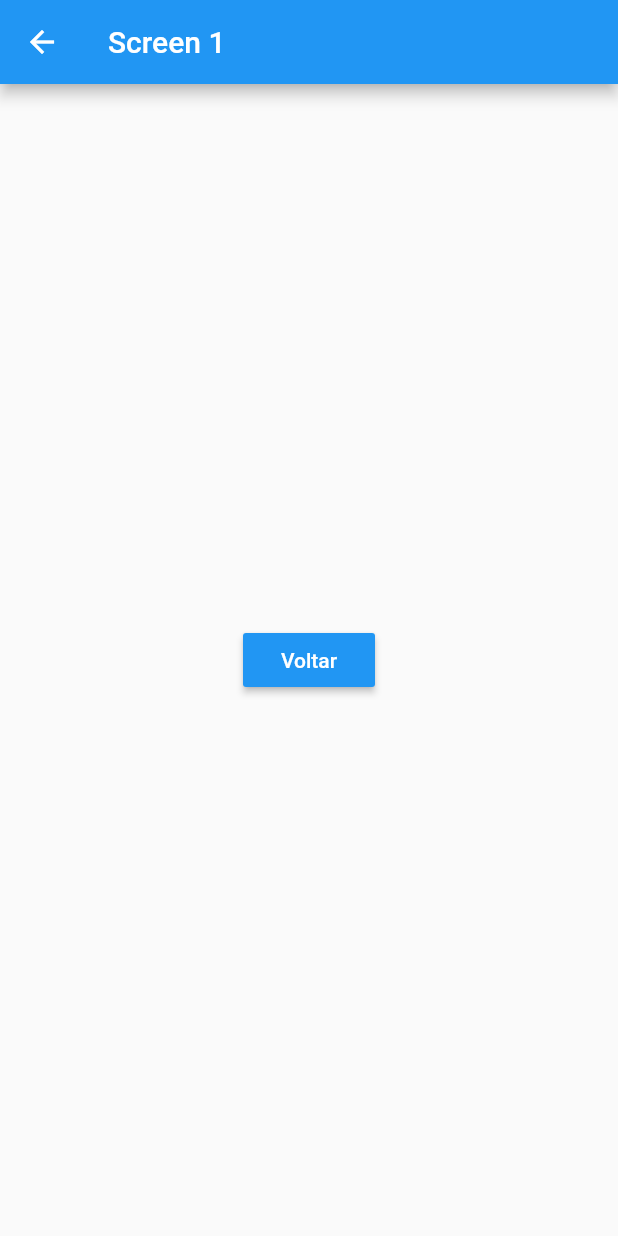
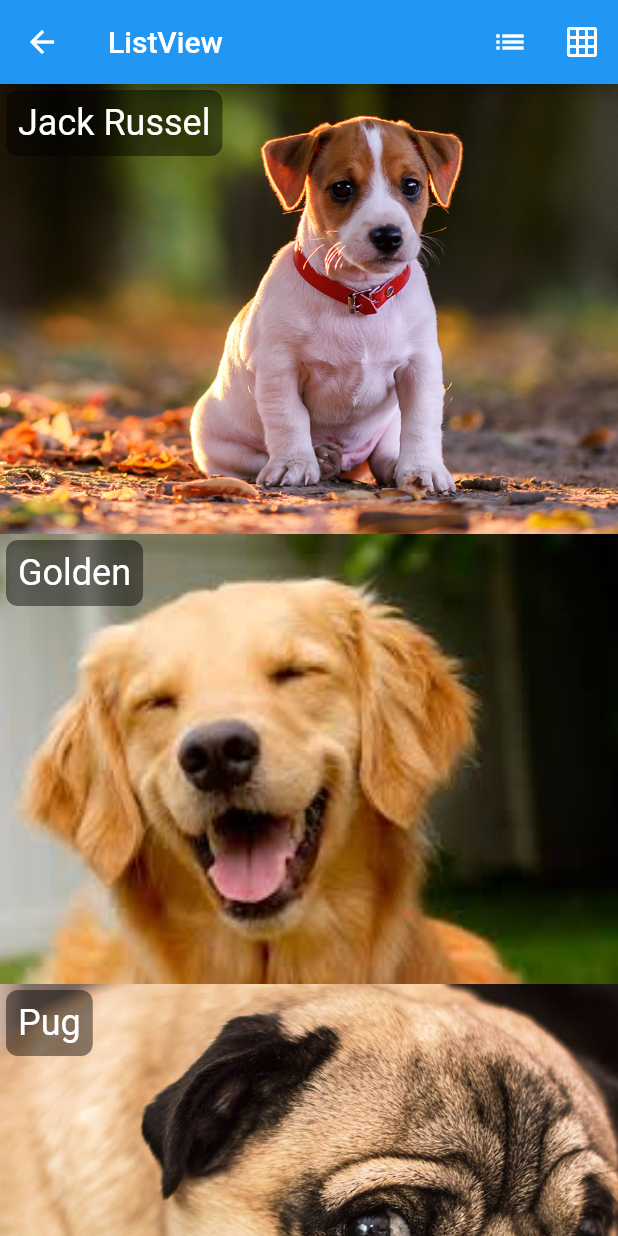
Before and after one commit to anapsil/hello_flutter, a Flutter app: the screen it shows after launch, after a tap on "ListView", on a phone screen of 412 x 824 dp. Run offline on Flutter 3.47's test engine with Material 2 defaults, Android fonts, the phone set to English and light mode, and no system bars.

Commit message:
Finishes ListView Screen

```diff
--- a/lib/home_page.dart
+++ b/lib/home_page.dart
@@ -1,5 +1,5 @@
 import 'package:flutter/material.dart';
-import 'package:flutter_intro/screens/hello_screen1.dart';
+import 'package:flutter_intro/screens/hello_listview.dart';
 import 'package:flutter_intro/screens/hello_screen2.dart';
 import 'package:flutter_intro/screens/hello_screen3.dart';
 import 'package:flutter_intro/utils/nav.dart';
@@ -27,7 +27,7 @@ class HomePage extends StatelessWidget {
             Row(
               mainAxisAlignment: MainAxisAlignment.spaceEvenly,
               children: <Widget>[
-                BlueButton("ListView", () => _onClickNavigator(context, HelloScreen1())),
+                BlueButton("ListView", () => _onClickNavigator(context, HelloListView())),
                 BlueButton("Screen 2", () => _onClickNavigator(context, HelloScreen2())),
                 BlueButton("Screen 3", () => _onClickNavigator(context, HelloScreen3()))
               ],
--- /dev/null
+++ b/lib/models/dog.dart
@@ -0,0 +1,6 @@
+class Dog {
+  String name;
+  String photo;
+
+  Dog(this.name, this.photo);
+}
--- /dev/null
+++ b/lib/screens/hello_listview.dart
@@ -0,0 +1,92 @@
+import 'package:flutter/material.dart';
+import 'package:flutter_intro/models/dog.dart';
+
+class HelloListView extends StatefulWidget {
+  @override
+  _HelloListViewState createState() => _HelloListViewState();
+}
+
+class _HelloListViewState extends State<HelloListView> {
+  bool _gridView = false;
+
+  @override
+  Widget build(BuildContext context) {
+    return Scaffold(
+      appBar: AppBar(
+        title: Text("ListView"),
+        actions: <Widget>[
+          IconButton(
+              icon: Icon(Icons.list),
+              onPressed: () {
+                print("List");
+                setState(() {
+                  _gridView = false;
+                });
+              }),
+          IconButton(
+              icon: Icon(Icons.grid_on),
+              onPressed: () {
+                print("Grid");
+                setState(() {
+                  _gridView = true;
+                });
+              }),
+        ],
+      ),
+      body: _body(context),
+    );
+  }
+
+  _body(context) {
+    List<Dog> dogs = [
+      Dog("Jack Russel", "assets/images/dog1.png"),
+      Dog("Golden", "assets/images/dog2.png"),
+      Dog("Pug", "assets/images/dog3.png"),
+      Dog("Rottweiler", "assets/images/dog4.png"),
+      Dog("Border Collie", "assets/images/dog5.png"),
+    ];
+
+    if (_gridView) {
+      return GridView.builder(
+        gridDelegate: SliverGridDelegateWithFixedCrossAxisCount(crossAxisCount: 2),
+        itemCount: dogs.length,
+        itemBuilder: (context, index) => _item(dogs[index]),
+      );
+    } else {
+      return ListView.builder(
+        itemCount: dogs.length,
+        itemExtent: 300,
+        itemBuilder: (context, index) => _item(dogs[index]),
+      );
+    }
+  }
+
+  _item(dog) =>
+      Stack(
+        fit: StackFit.expand,
+        children: <Widget>[
+          _image(dog.photo),
+          _text(dog.name),
+        ],
+      );
+
+  _image(String path) => Image.asset(path, fit: BoxFit.cover);
+
+  _text(String name) {
+    return Align(
+      alignment: Alignment.topLeft,
+      child: Container(
+        margin: EdgeInsets.all(4),
+        padding: EdgeInsets.all(8),
+        decoration: BoxDecoration(color: Colors.black45, borderRadius: BorderRadius.circular(8)),
+        child: Text(
+          name,
+          style: TextStyle(
+            color: Colors.white,
+            fontSize: 24,
+          ),
+        ),
+      ),
+    );
+  }
+}
--- a/lib/screens/hello_screen1.dart
+++ /dev/null
@@ -1,20 +0,0 @@
-import 'package:flutter/material.dart';
-import 'package:flutter_intro/widgets/blue_button.dart';
-
-class HelloScreen1 extends StatelessWidget {
-  @override
-  Widget build(BuildContext context) {
-    return Scaffold(
-      appBar: AppBar(
-        title: Text("Screen 1"),
-      ),
-      body: _body(context),
-    );
-  }
-
-  _body(context) => Center(
-        child: BlueButton("Voltar", () => _onClickVoltar(context)),
-      );
-
-  _onClickVoltar(context) => Navigator.pop(context, "Screen 1");
-}
--- a/lib/utils/nav.dart
+++ b/lib/utils/nav.dart
@@ -1,7 +1,5 @@
 import 'package:flutter/material.dart';
 
 Future push(BuildContext context, Widget screen) {
-  return Navigator.push(context, MaterialPageRoute(builder: (BuildContext context) {
-    return screen;
-  }));
+  return Navigator.push(context, MaterialPageRoute(builder: (context) => screen));
 }
```
